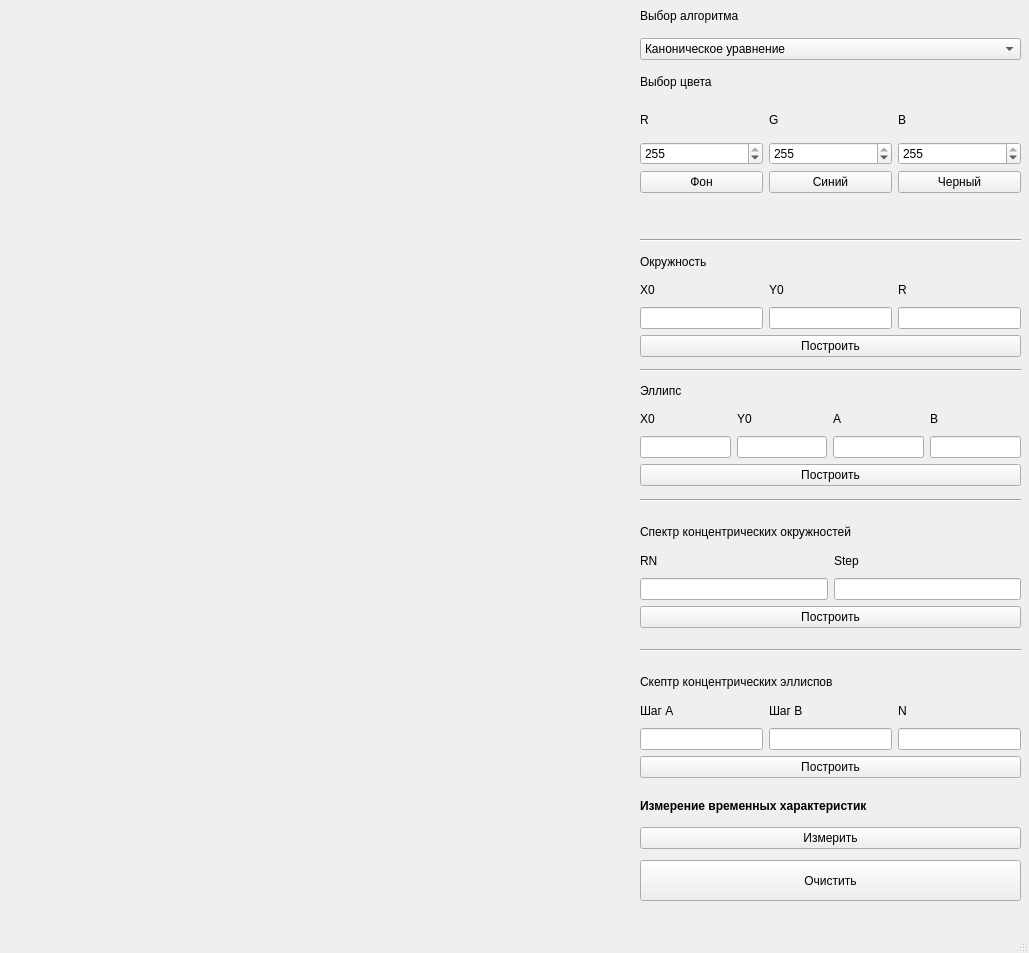
First picture: the form in lab_04/mainwindow.ui, repository paulnopaul/computer-graphics, before the edit.
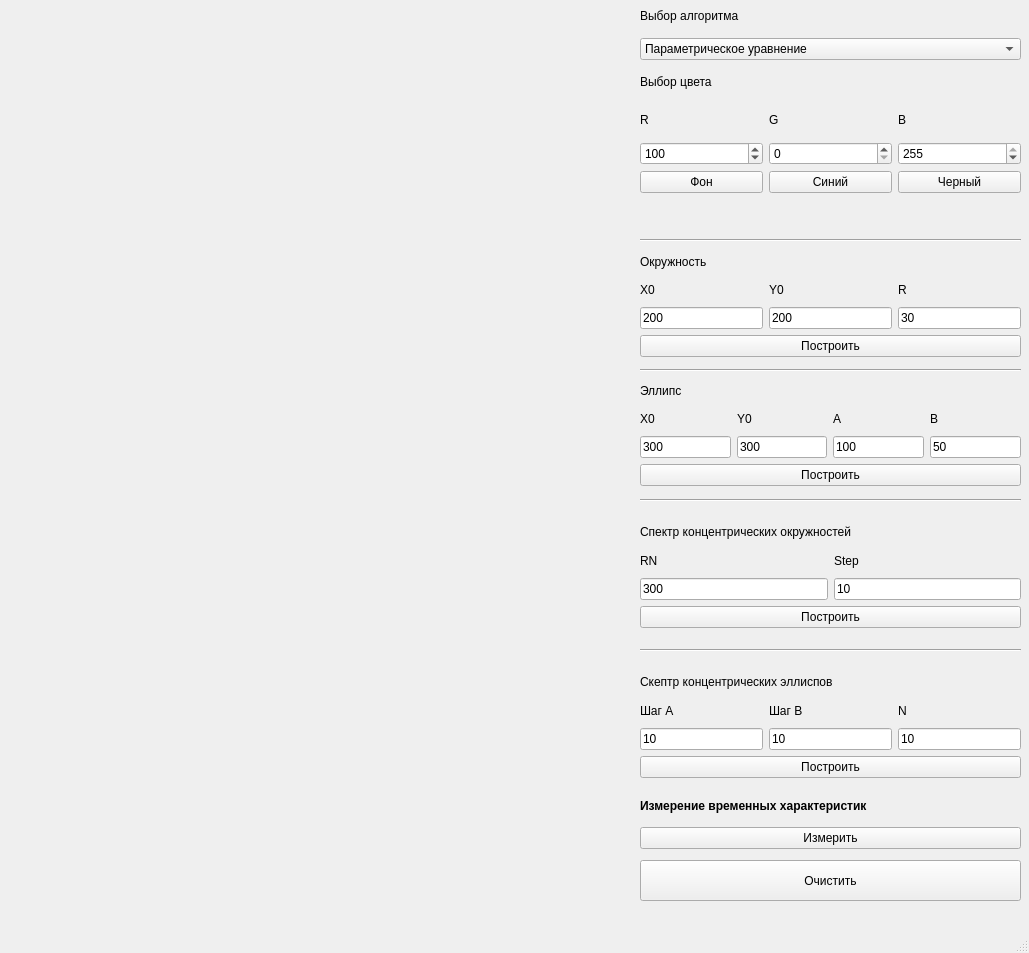
Second picture: the form after the edit. Custom widgets are drawn as their Qt base class.

```diff
--- a/lab_04/mainwindow.ui
+++ b/lab_04/mainwindow.ui
@@ -82,11 +82,6 @@
      </item>
      <item row="1" column="0" colspan="3">
       <widget class="QComboBox" name="algoPick">
-       <item>
-        <property name="text">
-         <string>Каноническое уравнение</string>
-        </property>
-       </item>
        <item>
         <property name="text">
          <string>Параметрическое уравнение</string>
@@ -143,7 +138,7 @@
         <number>255</number>
        </property>
        <property name="value">
-        <number>255</number>
+        <number>100</number>
        </property>
       </widget>
      </item>
@@ -153,7 +148,7 @@
         <number>255</number>
        </property>
        <property name="value">
-        <number>255</number>
+        <number>0</number>
        </property>
       </widget>
      </item>
@@ -232,13 +227,25 @@
       </widget>
      </item>
      <item row="2" column="0">
-      <widget class="QLineEdit" name="circleX0"/>
+      <widget class="QLineEdit" name="circleX0">
+       <property name="text">
+        <string>200</string>
+       </property>
+      </widget>
      </item>
      <item row="2" column="1">
-      <widget class="QLineEdit" name="circleY0"/>
+      <widget class="QLineEdit" name="circleY0">
+       <property name="text">
+        <string>200</string>
+       </property>
+      </widget>
      </item>
      <item row="2" column="2">
-      <widget class="QLineEdit" name="circleR"/>
+      <widget class="QLineEdit" name="circleR">
+       <property name="text">
+        <string>30</string>
+       </property>
+      </widget>
      </item>
      <item row="3" column="0" colspan="3">
       <widget class="QPushButton" name="circleDraw">
@@ -295,18 +302,30 @@
       </widget>
      </item>
      <item row="2" column="0">
-      <widget class="QLineEdit" name="ellipseX0"/>
+      <widget class="QLineEdit" name="ellipseX0">
+       <property name="text">
+        <string>300</string>
+       </property>
+      </widget>
      </item>
      <item row="2" column="1">
-      <widget class="QLineEdit" name="ellipseY0"/>
+      <widget class="QLineEdit" name="ellipseY0">
+       <property name="text">
+        <string>300</string>
+       </property>
+      </widget>
      </item>
      <item row="2" column="2">
-      <widget class="QLineEdit" name="ellipseA"/>
+      <widget class="QLineEdit" name="ellipseA">
+       <property name="text">
+        <string>100</string>
+       </property>
+      </widget>
      </item>
      <item row="2" column="3">
       <widget class="QLineEdit" name="ellipseB">
        <property name="text">
-        <string/>
+        <string>50</string>
        </property>
       </widget>
      </item>
@@ -344,7 +363,11 @@
       </widget>
      </item>
      <item row="2" column="1">
-      <widget class="QLineEdit" name="circleGroupStep"/>
+      <widget class="QLineEdit" name="circleGroupStep">
+       <property name="text">
+        <string>10</string>
+       </property>
+      </widget>
      </item>
      <item row="1" column="1">
       <widget class="QLabel" name="label_18">
@@ -354,7 +377,11 @@
       </widget>
      </item>
      <item row="2" column="0">
-      <widget class="QLineEdit" name="circleGroupRN"/>
+      <widget class="QLineEdit" name="circleGroupRN">
+       <property name="text">
+        <string>300</string>
+       </property>
+      </widget>
      </item>
      <item row="3" column="0" colspan="2">
       <widget class="QPushButton" name="circleGroupDraw">
@@ -376,7 +403,11 @@
     </property>
     <layout class="QGridLayout" name="ellipseGroup">
      <item row="2" column="0">
-      <widget class="QLineEdit" name="ellipseGroupAStep"/>
+      <widget class="QLineEdit" name="ellipseGroupAStep">
+       <property name="text">
+        <string>10</string>
+       </property>
+      </widget>
      </item>
      <item row="1" column="0">
       <widget class="QLabel" name="label_20">
@@ -386,7 +417,11 @@
       </widget>
      </item>
      <item row="2" column="2">
-      <widget class="QLineEdit" name="ellipseGroupN"/>
+      <widget class="QLineEdit" name="ellipseGroupN">
+       <property name="text">
+        <string>10</string>
+       </property>
+      </widget>
      </item>
      <item row="1" column="1">
       <widget class="QLabel" name="label_21">
@@ -396,7 +431,11 @@
       </widget>
      </item>
      <item row="2" column="1">
-      <widget class="QLineEdit" name="ellipseGroupBStep"/>
+      <widget class="QLineEdit" name="ellipseGroupBStep">
+       <property name="text">
+        <string>10</string>
+       </property>
+      </widget>
      </item>
      <item row="0" column="0" colspan="3">
       <widget class="QLabel" name="label_19">
@@ -517,6 +556,12 @@
    <header>pixeldrawer.h</header>
    <container>1</container>
   </customwidget>
+  <customwidget>
+   <class>ProfileWidget</class>
+   <extends>QWidget</extends>
+   <header>profilewidget.h</header>
+   <container>1</container>
+  </customwidget>
  </customwidgets>
  <resources/>
  <connections/>
```
Left out of the diff: 56 changed lines with no effect on the pictures.
